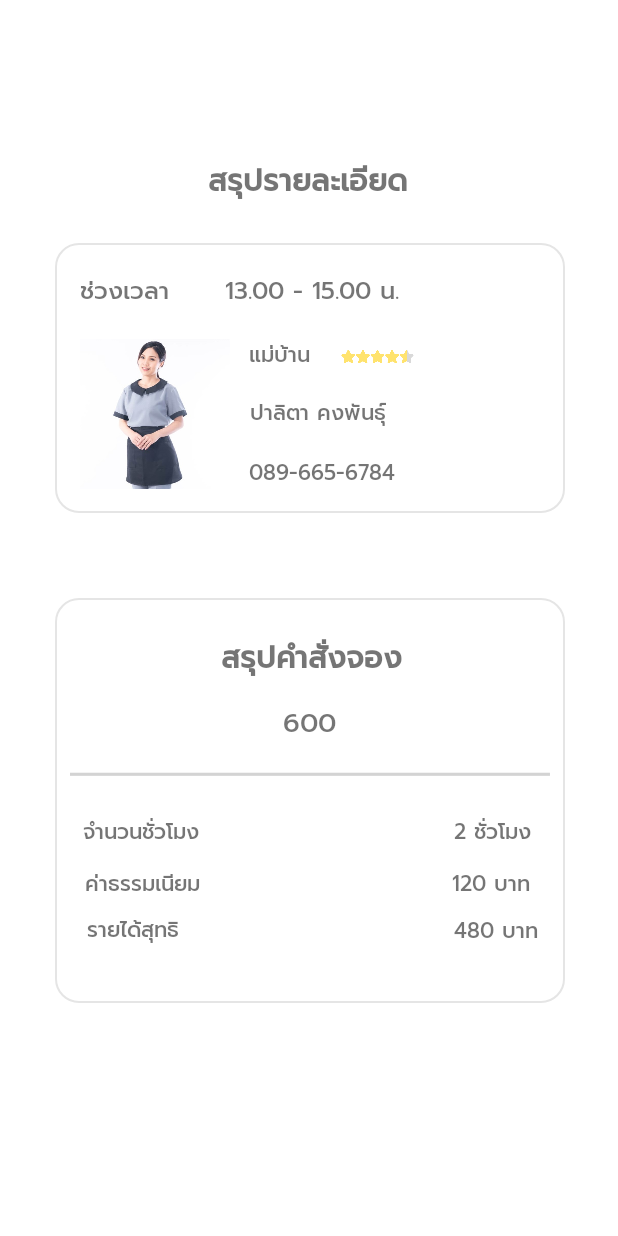
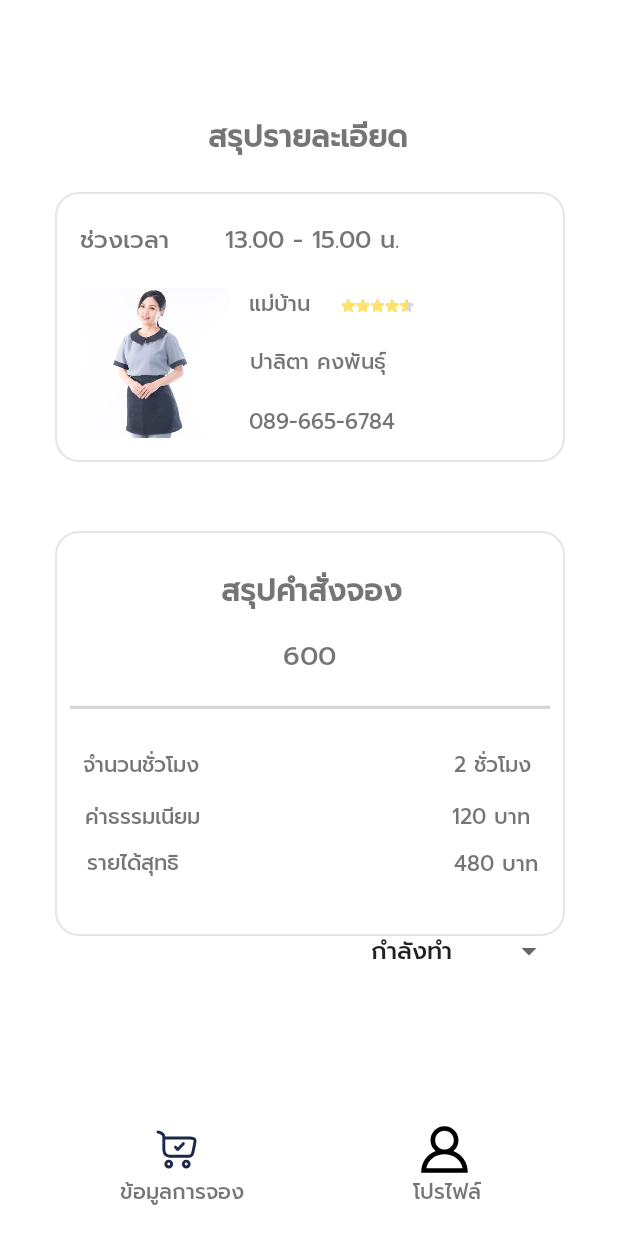
Before and after one commit to Peerapat-Chanchom/VeryClean, an Android app: the layout activity_summaid.xml on its own in the app's theme, with its tools: preview values and no code run, on a phone screen of 412 x 824 dp. Run offline under Robolectric (Android 15) with nearby library versions, the phone set to English and light mode, and no system bars.

Commit message:
almost done2

```diff
--- a/app/src/main/java/com/example/veryclean/LoginActivity.kt
+++ b/app/src/main/java/com/example/veryclean/LoginActivity.kt
@@ -16,6 +16,7 @@ class LoginActivity : AppCompatActivity() {
         val btnLogin = findViewById<Button>(R.id.btn_login)
         val signup = findViewById<TextView>(R.id.tv_signup3)
         val skip1 = findViewById<TextView>(R.id.skip)
+        val skip2 = findViewById<TextView>(R.id.skip2)
 
         btnLogin.setOnClickListener {
             // ไปยัง MainActivity แทนการเปิด Fragment ตรง ๆ
@@ -33,5 +34,10 @@ class LoginActivity : AppCompatActivity() {
             startActivity(intent)
             finish()
         }
+        skip2.setOnClickListener {
+            val intent = Intent(this, LoginMaidActivity::class.java)
+            startActivity(intent)
+            finish()
+        }
     }
 }
--- a/app/src/main/res/layout/activity_summaid.xml
+++ b/app/src/main/res/layout/activity_summaid.xml
@@ -16,7 +16,7 @@
         app:layout_constraintHorizontal_bias="0.507"
         app:layout_constraintStart_toStartOf="parent"
         app:layout_constraintTop_toTopOf="parent"
-        app:layout_constraintVertical_bias="0.252" />
+        app:layout_constraintVertical_bias="0.199" />
 
     <View
         android:id="@+id/view2"
@@ -28,7 +28,20 @@
         app:layout_constraintHorizontal_bias="0.507"
         app:layout_constraintStart_toStartOf="parent"
         app:layout_constraintTop_toTopOf="parent"
-        app:layout_constraintVertical_bias="0.72" />
+        app:layout_constraintVertical_bias="0.639" />
+
+    <Spinner
+        android:id="@+id/spinner_hr"
+        android:layout_width="137dp"
+        android:layout_height="51dp"
+        android:entries="@array/status"
+        android:minHeight="48dp"
+        app:layout_constraintBottom_toBottomOf="parent"
+        app:layout_constraintEnd_toEndOf="parent"
+        app:layout_constraintHorizontal_bias="0.872"
+        app:layout_constraintStart_toStartOf="parent"
+        app:layout_constraintTop_toTopOf="parent"
+        app:layout_constraintVertical_bias="0.788" />
 
     <TextView
         android:id="@+id/textView20"
@@ -54,7 +67,7 @@
         app:layout_constraintHorizontal_bias="0.498"
         app:layout_constraintStart_toStartOf="parent"
         app:layout_constraintTop_toTopOf="parent"
-        app:layout_constraintVertical_bias="0.8" />
+        app:layout_constraintVertical_bias="0.784" />
 
     <TextView
         android:id="@+id/exV12"
@@ -252,4 +265,52 @@
         app:layout_constraintTop_toBottomOf="@+id/textView15"
         app:layout_constraintVertical_bias="0.074" />
 
+    <ImageView
+        android:id="@+id/imageView6"
+        android:layout_width="50dp"
+        android:layout_height="35dp"
+        app:layout_constraintBottom_toTopOf="@+id/textView48"
+        app:layout_constraintEnd_toEndOf="parent"
+        app:layout_constraintHorizontal_bias="0.75"
+        app:layout_constraintStart_toStartOf="parent"
+        app:layout_constraintTop_toTopOf="parent"
+        app:layout_constraintVertical_bias="1.0"
+        app:srcCompat="@drawable/ic_notifications_black" />
+
+    <TextView
+        android:id="@+id/textView48"
+        android:layout_width="wrap_content"
+        android:layout_height="wrap_content"
+        android:text="@string/title_notifications"
+        app:layout_constraintBottom_toBottomOf="parent"
+        app:layout_constraintEnd_toEndOf="parent"
+        app:layout_constraintHorizontal_bias="0.751"
+        app:layout_constraintStart_toStartOf="parent"
+        app:layout_constraintTop_toTopOf="parent"
+        app:layout_constraintVertical_bias="0.977" />
+
+    <ImageView
+        android:id="@+id/imageView10"
+        android:layout_width="50dp"
+        android:layout_height="35dp"
+        app:layout_constraintBottom_toTopOf="@+id/textView46"
+        app:layout_constraintEnd_toEndOf="parent"
+        app:layout_constraintHorizontal_bias="0.257"
+        app:layout_constraintStart_toStartOf="parent"
+        app:layout_constraintTop_toTopOf="parent"
+        app:layout_constraintVertical_bias="1.0"
+        app:srcCompat="@drawable/ic_dashboard_black_24dp" />
+
+    <TextView
+        android:id="@+id/textView46"
+        android:layout_width="wrap_content"
+        android:layout_height="wrap_content"
+        android:text="@string/title_dashboard"
+        app:layout_constraintBottom_toBottomOf="parent"
+        app:layout_constraintEnd_toEndOf="parent"
+        app:layout_constraintHorizontal_bias="0.243"
+        app:layout_constraintStart_toStartOf="parent"
+        app:layout_constraintTop_toTopOf="parent"
+        app:layout_constraintVertical_bias="0.977" />
+
 </androidx.constraintlayout.widget.ConstraintLayout>
--- a/app/src/main/res/values/array.xml
+++ b/app/src/main/res/values/array.xml
@@ -15,4 +15,9 @@
         <item>6</item>
     </string-array>
 
+    <string-array name="status">
+        <item>กำลังทำ</item>
+        <item>เสร็จสิ้น</item>
+    </string-array>
+
 </resources>
```
Also changed, not shown: app/src/main/AndroidManifest.xml (+12 -0 lines), app/src/main/java/com/example/veryclean/LoginMaidActivity.kt (added, +21 -0 lines), app/src/main/java/com/example/veryclean/MaidActivity2.kt (added, +22 -0 lines), app/src/main/java/com/example/veryclean/MaidMainActivity.kt (added, +23 -0 lines), app/src/main/res/layout/fragment_maid2.xml (added, +275 -0 lines), app/src/main/res/layout/maidlogin.xml (added, +156 -0 lines), app/src/main/res/layout/nav_maid.xml (added, +55 -0 lines).
